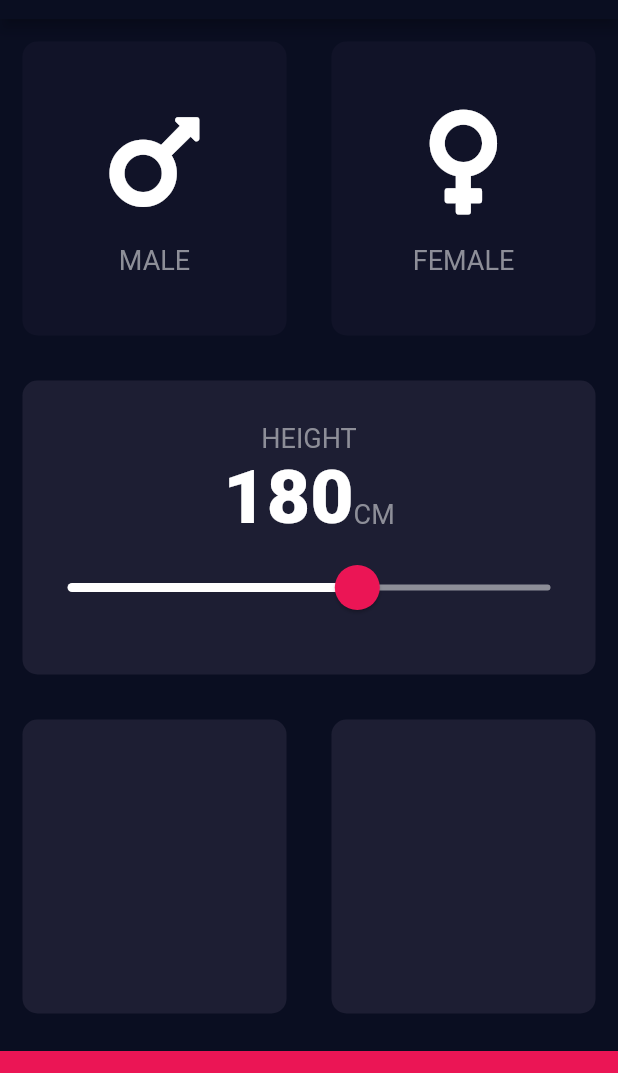
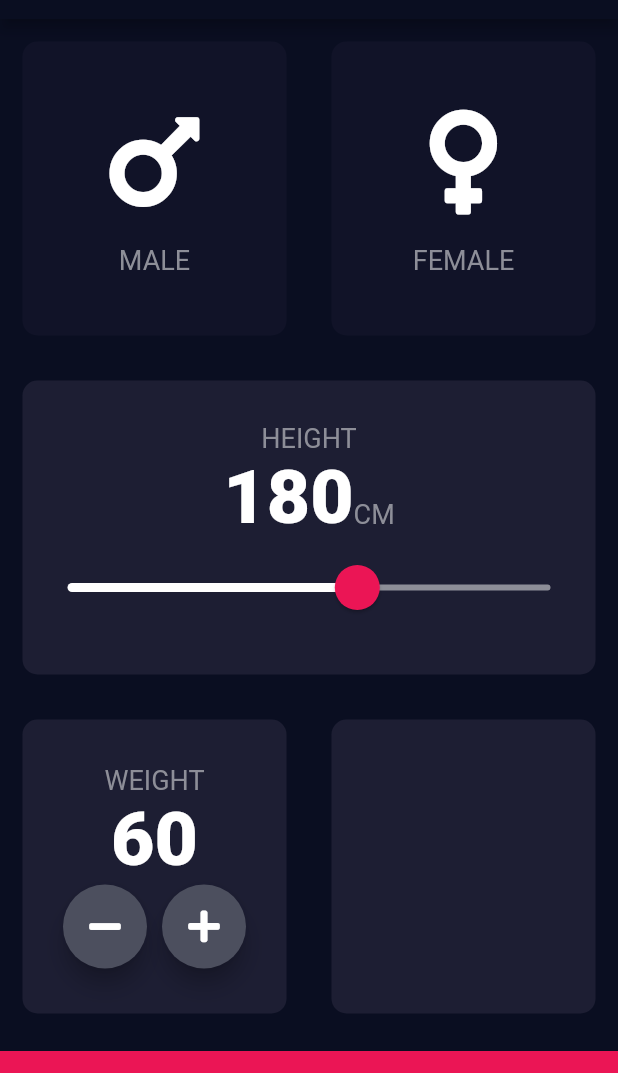
Before and after one commit to davejjwilliams/flutter-bmi-calculator, a Flutter app: the screen it shows after launch, on a phone screen of 412 x 824 dp, the part 65-1138 px from its top. Run offline on Flutter 3.47's test engine with Material 2 defaults, Android fonts, the phone set to English and light mode, and no system bars; our stand-ins replace font_awesome_flutter.

Commit message:
Weight Card

```diff
--- a/lib/input_page.dart
+++ b/lib/input_page.dart
@@ -15,6 +15,7 @@ class InputPage extends StatefulWidget {
 class _InputPageState extends State<InputPage> {
   Sex selectedSex;
   int height = 180;
+  int weight = 60;
 
   @override
   Widget build(BuildContext context) {
@@ -117,6 +118,43 @@ class _InputPageState extends State<InputPage> {
                   Expanded(
                     child: ReusableCard(
                       colour: kActiveCardColour,
+                      cardChild: Column(
+                        mainAxisAlignment: MainAxisAlignment.center,
+                        children: [
+                          Text(
+                            "WEIGHT",
+                            style: kCardTextStyle,
+                          ),
+                          Text(
+                            weight.toString(),
+                            style: kNumberStyle,
+                          ),
+                          Row(
+                            mainAxisAlignment: MainAxisAlignment.center,
+                            children: [
+                              RoundIconButton(
+                                icon: FontAwesomeIcons.minus,
+                                onPress: () {
+                                  this.setState(() {
+                                    weight--;
+                                  });
+                                },
+                              ),
+                              SizedBox(
+                                width: 10.0,
+                              ),
+                              RoundIconButton(
+                                icon: FontAwesomeIcons.plus,
+                                onPress: () {
+                                  this.setState(() {
+                                    weight++;
+                                  });
+                                },
+                              ),
+                            ],
+                          )
+                        ],
+                      ),
                     ),
                   ),
                   Expanded(
@@ -137,3 +175,24 @@ class _InputPageState extends State<InputPage> {
         ));
   }
 }
+
+class RoundIconButton extends StatelessWidget {
+  RoundIconButton({@required this.icon, @required this.onPress});
+
+  final IconData icon;
+  final Function onPress;
+
+  @override
+  Widget build(BuildContext context) {
+    return RawMaterialButton(
+      child: Icon(
+        icon,
+      ),
+      onPressed: onPress,
+      elevation: 6.0,
+      constraints: BoxConstraints.tightFor(width: 56.0, height: 56.0),
+      shape: CircleBorder(),
+      fillColor: Color(0xFF4C4F5E),
+    );
+  }
+}
```
